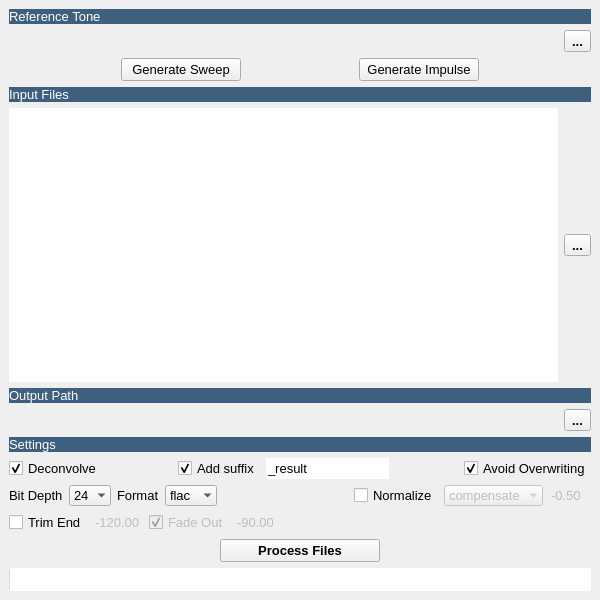
This is UI/ir_tool.ui in robotmitchum/ir_tool as Qt 5 draws it before an edit. The edited form follows.
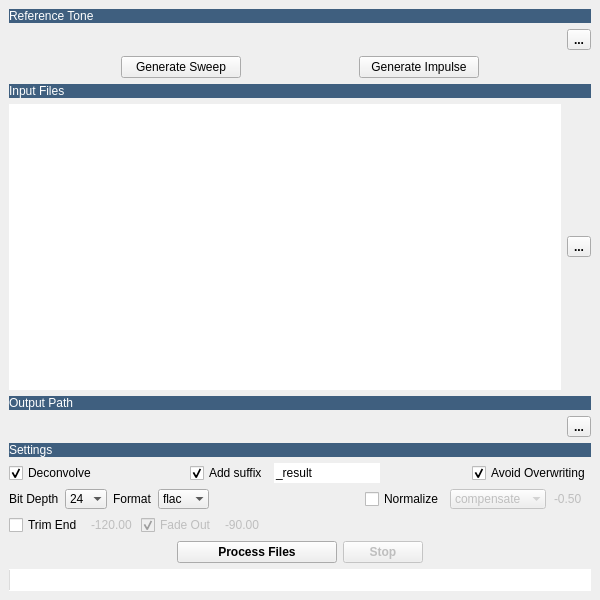
This is the edited form.

Commit message: Added stop button

The edit to the form file:
```diff
--- a/UI/ir_tool.ui
+++ b/UI/ir_tool.ui
@@ -12,9 +12,6 @@
   </property>
   <property name="font">
    <font>
-    <pointsize>10</pointsize>
-    <strikeout>false</strikeout>
-    <stylestrategy>PreferAntialias</stylestrategy>
    </font>
   </property>
   <property name="windowTitle">
@@ -70,11 +67,7 @@
        <widget class="QToolButton" name="set_ref_tone_tb">
         <property name="font">
          <font>
-          <pointsize>10</pointsize>
-          <weight>75</weight>
           <bold>true</bold>
-          <strikeout>false</strikeout>
-          <stylestrategy>PreferAntialias</stylestrategy>
          </font>
         </property>
         <property name="toolTip">
@@ -194,11 +187,7 @@
        <widget class="QToolButton" name="set_files_tb">
         <property name="font">
          <font>
-          <pointsize>10</pointsize>
-          <weight>75</weight>
           <bold>true</bold>
-          <strikeout>false</strikeout>
-          <stylestrategy>PreferAntialias</stylestrategy>
          </font>
         </property>
         <property name="toolTip">
@@ -253,11 +242,7 @@
        <widget class="QToolButton" name="set_output_path_tb">
         <property name="font">
          <font>
-          <pointsize>10</pointsize>
-          <weight>75</weight>
           <bold>true</bold>
-          <strikeout>false</strikeout>
-          <stylestrategy>PreferAntialias</stylestrategy>
          </font>
         </property>
         <property name="toolTip">
@@ -705,6 +690,19 @@
     </item>
     <item>
      <layout class="QHBoxLayout" name="horizontalLayout_8">
+      <item>
+       <spacer name="horizontalSpacer_5">
+        <property name="orientation">
+         <enum>Qt::Horizontal</enum>
+        </property>
+        <property name="sizeHint" stdset="0">
+         <size>
+          <width>40</width>
+          <height>20</height>
+         </size>
+        </property>
+       </spacer>
+      </item>
       <item>
        <widget class="QPushButton" name="process_pb">
         <property name="sizePolicy">
@@ -732,6 +730,43 @@
         </property>
        </widget>
       </item>
+      <item>
+       <widget class="QPushButton" name="stop_pb">
+        <property name="enabled">
+         <bool>false</bool>
+        </property>
+        <property name="sizePolicy">
+         <sizepolicy hsizetype="Fixed" vsizetype="Fixed">
+          <horstretch>0</horstretch>
+          <verstretch>0</verstretch>
+         </sizepolicy>
+        </property>
+        <property name="font">
+         <font>
+          <bold>true</bold>
+         </font>
+        </property>
+        <property name="text">
+         <string>Stop</string>
+        </property>
+        <property name="default">
+         <bool>false</bool>
+        </property>
+       </widget>
+      </item>
+      <item>
+       <spacer name="horizontalSpacer_6">
+        <property name="orientation">
+         <enum>Qt::Horizontal</enum>
+        </property>
+        <property name="sizeHint" stdset="0">
+         <size>
+          <width>40</width>
+          <height>20</height>
+         </size>
+        </property>
+       </spacer>
+      </item>
      </layout>
     </item>
     <item>
```
The commit also changes 4 other files.
